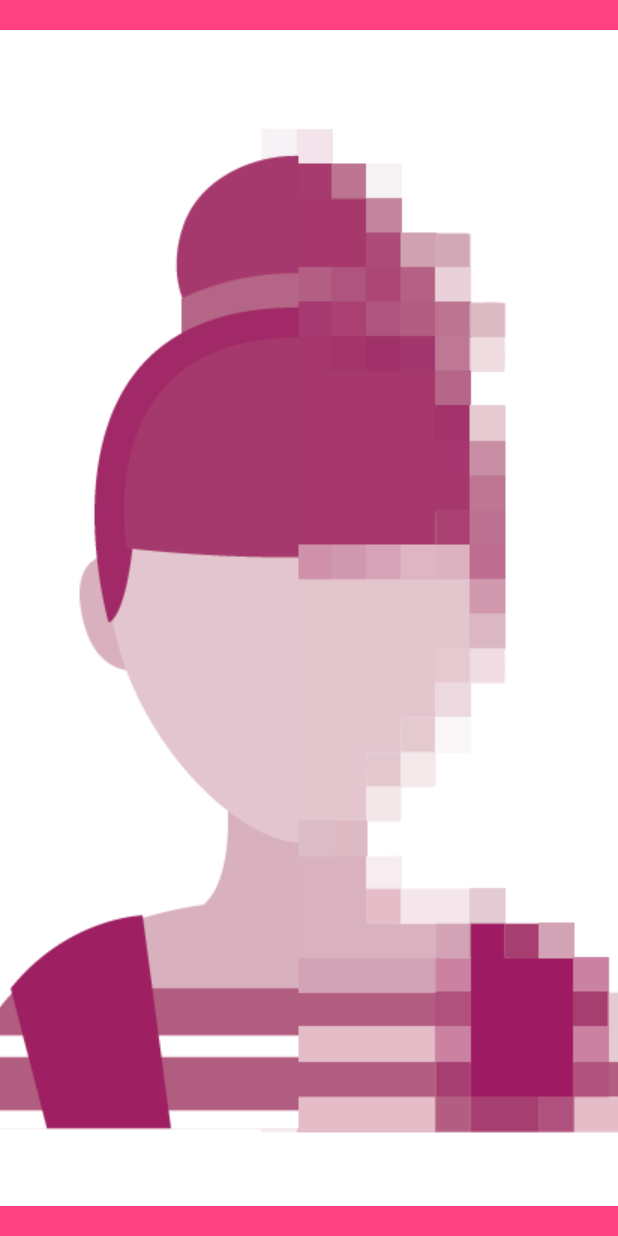
After one commit to parasmehta/patronus, an Android app: the SplashActivity screen opened directly, with no data from a screen before it, on a phone screen of 412 x 824 dp. The commit adds this screen. Run offline under Robolectric (Android 15) with nearby library versions, the phone set to English and light mode, and no system bars; 1 statement that could not run was skipped.

Commit message:
Splash screen (include splash amanda png)

```diff
--- a/app/build.gradle
+++ b/app/build.gradle
@@ -26,12 +26,11 @@
 }
 
 dependencies {
-    implementation fileTree(dir: 'libs', include: ['*.jar'])
+    implementation fileTree(include: ['*.jar'], dir: 'libs')
     implementation 'com.android.support.constraint:constraint-layout:1.1.2'
-
     implementation 'com.microsoft.projectoxford:face:1.4.3'
-
     testImplementation 'junit:junit:4.12'
     androidTestImplementation 'com.android.support.test:runner:1.0.2'
     androidTestImplementation 'com.android.support.test.espresso:espresso-core:3.0.2'
+    implementation 'com.android.support:appcompat-v7:28.0.0-rc02'
 }
--- /dev/null
+++ b/app/src/main/java/com/vdps/ageprivacymobile/SplashActivity.java
@@ -0,0 +1,17 @@
+package com.vdps.ageprivacymobile;
+
+import android.app.Activity;
+import android.content.Intent;
+import android.os.Bundle;
+import android.support.v7.app.AppCompatActivity;
+
+public class SplashActivity extends AppCompatActivity {
+    @Override
+    protected void onCreate(Bundle savedInstanceState) {
+        super.onCreate(savedInstanceState);
+        // Start home activity
+        startActivity(new Intent(SplashActivity.this, MainActivity.class));
+        // close splash activity
+        finish();
+    }
+}
--- /dev/null
+++ b/app/src/main/res/drawable/splash_background.xml
@@ -0,0 +1,12 @@
+<?xml version="1.0" encoding="utf-8"?>
+<layer-list xmlns:android="http://schemas.android.com/apk/res/android">
+
+<item android:drawable="@color/colorAccent" />
+
+<item>
+<bitmap
+    android:gravity="center"
+android:src="@drawable/splash" />
+</item>
+
+</layer-list>
--- a/app/src/main/res/values/styles.xml
+++ b/app/src/main/res/values/styles.xml
@@ -1,8 +1,14 @@
+
 <resources>
-
-    <!-- Base application theme. -->
-    <style name="AppTheme" parent="android:Theme.Material.Light.DarkActionBar">
-        <!-- Customize your theme here. -->
-    </style>
-
+<!-- Base application theme. -->
+<style name="AppTheme" parent="android:Theme.Material.Light.DarkActionBar">
+    <!-- Customize your theme here. -->
+    <item name="colorPrimary">@color/colorPrimary</item>
+    <item name="colorPrimaryDark">@color/colorPrimaryDark</item>
+    <item name="colorAccent">@color/colorAccent</item>
+</style>
+<!-- Splash Screen theme. -->
+<style name="SplashTheme" parent="android:Theme.Material.Light.NoActionBar">
+    <item name="android:windowBackground">@drawable/splash_background</item>
+</style>
 </resources>
```
Also changed, not shown: app/src/main/AndroidManifest.xml (+5 -9 lines), app/src/main/res/drawable/splash.png (added).
